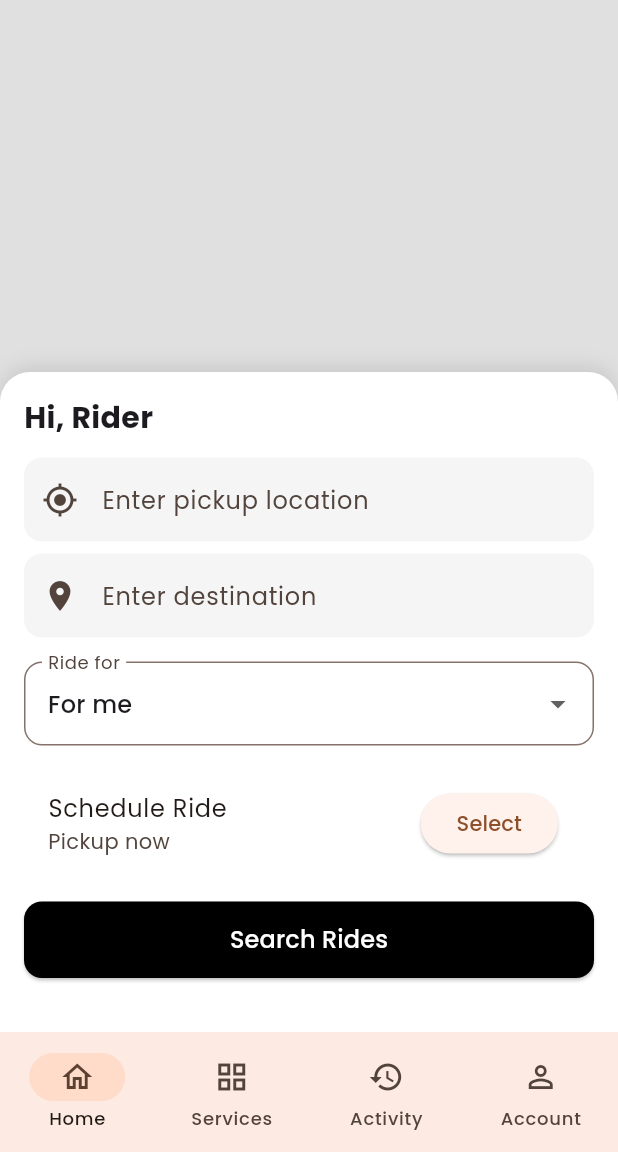
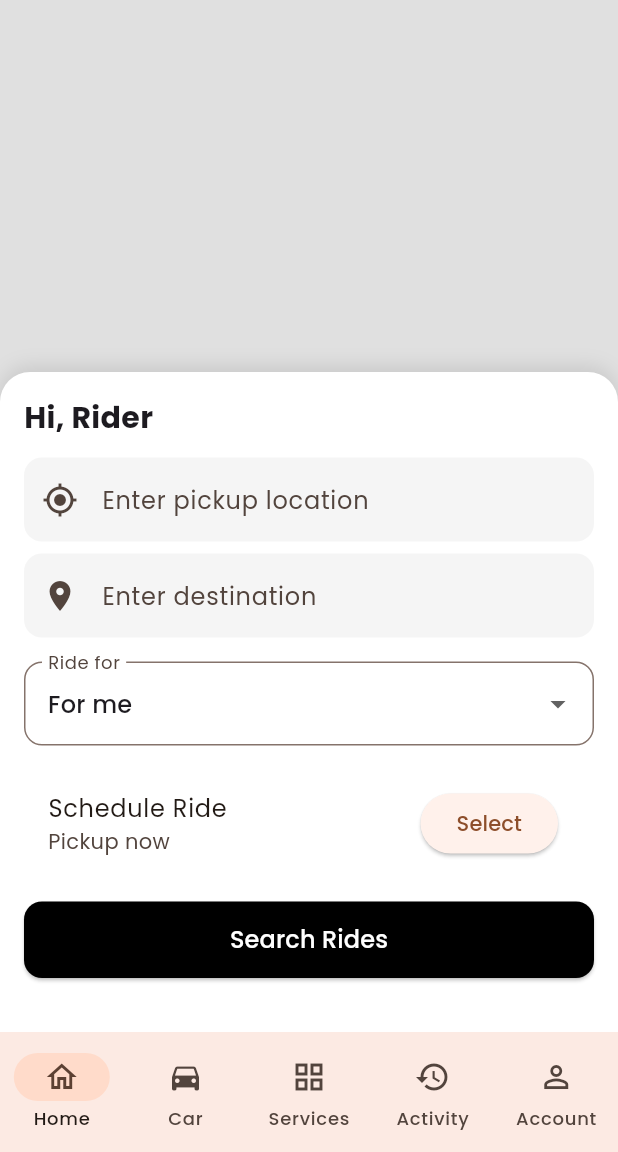
Before and after one commit to BOCK-AI/OverntusUIFlutter, a Flutter app: the DashboardMobile screen opened by its route, on a phone screen of 412 x 824 dp, the part 84-1236 px from its top. Run offline on Flutter 3.47's test engine with Material 3 defaults, Android fonts, the phone set to English and light mode, and no system bars; our stand-ins replace google_fonts.

Commit message:
new navigation button

```diff
--- a/lib/screens/dashboard_mobile.dart
+++ b/lib/screens/dashboard_mobile.dart
@@ -3,6 +3,9 @@ import 'mobile_home.dart';
 import 'mobile_services.dart';
 import 'mobile_activity.dart';
 import 'mobile_account.dart';
+import 'mobile_car.dart';
+// Placeholder for the new car page.
+
 
 class DashboardMobile extends StatefulWidget {
   final String userType;
@@ -23,6 +26,7 @@ class _DashboardMobileState extends State<DashboardMobile> {
   Widget build(BuildContext context) {
     final pages = [
       MobileHome(userName: widget.userType, onTabSwitch: _switchTab),
+      MobileCar(userName: widget.userType, onTabSwitch: _switchTab), // Car page
       MobileServices(onTabSwitch: _switchTab),
       MobileActivity(onTabSwitch: _switchTab),
       MobileAccount(userName: widget.userType, onTabSwitch: _switchTab),
@@ -35,6 +39,10 @@ class _DashboardMobileState extends State<DashboardMobile> {
           NavigationDestination(
             icon: Icon(Icons.home_outlined),
             label: 'Home',
+          ),
+          NavigationDestination(
+            icon: Icon(Icons.directions_car),
+            label: 'Car',
           ),
           NavigationDestination(
             icon: Icon(Icons.grid_view),
```
